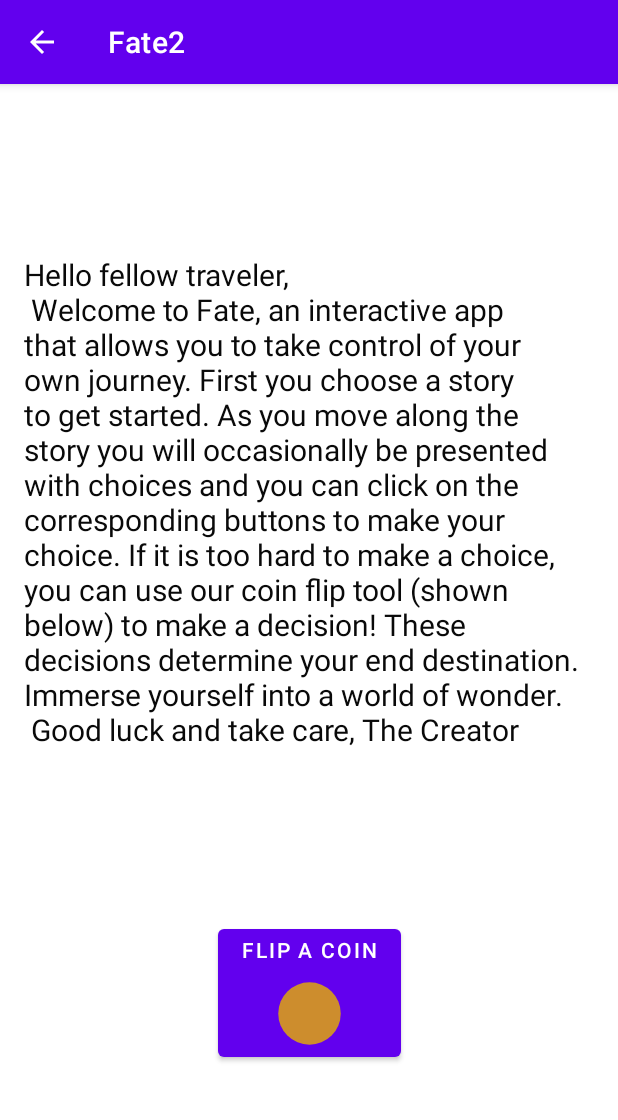
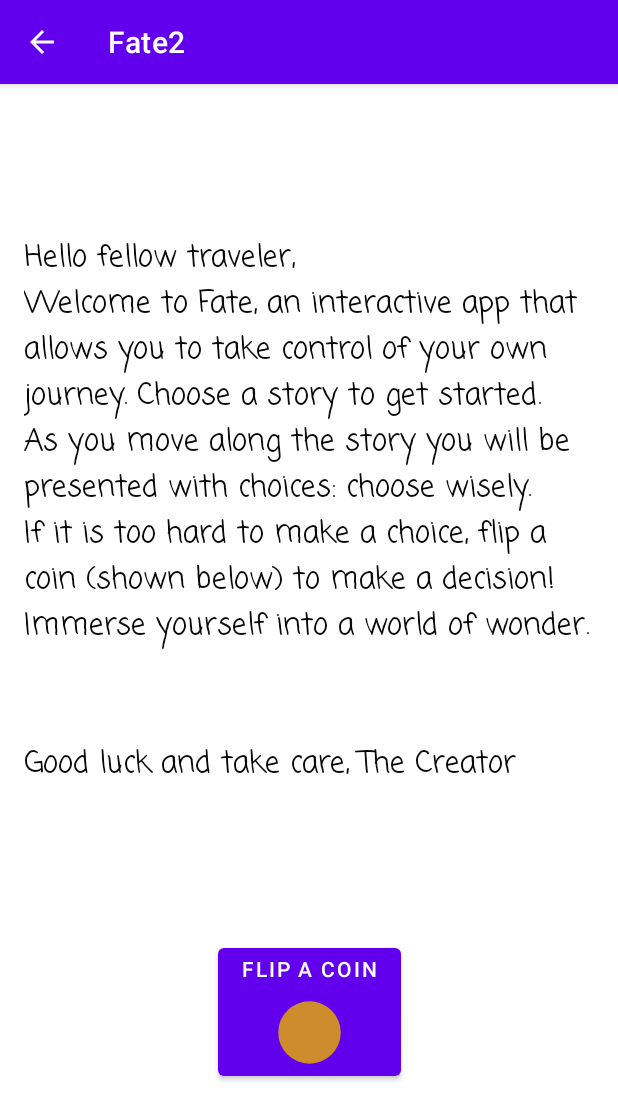
Before and after one commit to MeganNoronha/Fate, an Android app: the InstructionsActivity screen opened directly, with no data from a screen before it, on a phone screen of 412 x 824 dp. Shown: the top 1120 px of the screen. Run offline under Robolectric (Android 15) with nearby library versions, the phone set to English and light mode, and no system bars.

Commit message:
updated font in some areas, can click on scrollable list

```diff
--- a/app/src/main/res/layout/activity_coin_flip.xml
+++ b/app/src/main/res/layout/activity_coin_flip.xml
@@ -16,7 +16,8 @@
         app:layout_constraintTop_toTopOf="parent"
         app:layout_constraintBottom_toTopOf="@+id/coin_image_view"
         android:text="Swipe up to flip the coin and \n decide your fate hehe"
-        android:textSize="20dp"
+        android:fontFamily="casual"
+        android:textSize="20sp"
         />
 
     <ImageView
@@ -38,7 +39,8 @@
         app:layout_constraintStart_toStartOf="parent"
         app:layout_constraintTop_toTopOf="parent"
         android:text="TOP"
-        android:textSize="30dp"
+        android:fontFamily="casual"
+        android:textSize="30sp"
         />
 
 
--- a/app/src/main/res/layout/activity_instructions.xml
+++ b/app/src/main/res/layout/activity_instructions.xml
@@ -16,6 +16,7 @@
         android:textColor="#090909"
         android:textSize="20sp"
         android:text="@string/instructions_text"
+        android:fontFamily="casual"
         app:layout_constraintEnd_toEndOf="parent"
         app:layout_constraintStart_toStartOf="parent"
         app:layout_constraintTop_toTopOf="parent"
--- a/app/src/main/res/layout/activity_start.xml
+++ b/app/src/main/res/layout/activity_start.xml
@@ -37,6 +37,7 @@
         android:layout_width="wrap_content"
         android:layout_height="wrap_content"
         android:text="@string/start"
+        android:fontFamily="casual"
         app:layout_constraintBottom_toBottomOf="@id/instructions_button"
         app:layout_constraintEnd_toEndOf="parent"
         app:layout_constraintStart_toStartOf="parent"
@@ -47,6 +48,7 @@
         android:layout_width="wrap_content"
         android:layout_height="wrap_content"
         android:text="@string/instructions"
+        android:fontFamily="casual"
         app:layout_constraintEnd_toEndOf="parent"
         app:layout_constraintStart_toStartOf="parent"
         app:layout_constraintTop_toBottomOf="@+id/start_button"
--- a/app/src/main/res/layout/fragment_choices.xml
+++ b/app/src/main/res/layout/fragment_choices.xml
@@ -11,6 +11,7 @@
         android:layout_width="wrap_content"
         android:layout_height="wrap_content"
         android:text="Left"
+        android:fontFamily="casual"
         app:layout_constraintBottom_toTopOf="@+id/right_button"
         app:layout_constraintEnd_toEndOf="parent"
         app:layout_constraintHorizontal_bias="0.50"
@@ -21,6 +22,7 @@
         android:layout_width="wrap_content"
         android:layout_height="wrap_content"
         android:text="Right"
+        android:fontFamily="casual"
         app:layout_constraintBottom_toBottomOf="parent"
         app:layout_constraintEnd_toEndOf="parent"
         app:layout_constraintHorizontal_bias="0.50"
@@ -35,6 +37,7 @@
         android:layout_gravity="end|bottom"
         android:src="@drawable/ic_coin"
         android:contentDescription="Click coin to flip"
+        android:fontFamily="casual"
         app:layout_constraintBottom_toBottomOf="parent"
         app:layout_constraintEnd_toEndOf="parent"
         app:tint="@null"
--- a/app/src/main/res/layout/fragment_continue.xml
+++ b/app/src/main/res/layout/fragment_continue.xml
@@ -11,6 +11,7 @@
         android:layout_height="wrap_content"
         android:layout_marginBottom="100dp"
         android:text="@string/continue_button_txt"
+        android:fontFamily="casual"
         app:layout_constraintBottom_toBottomOf="parent"
         app:layout_constraintEnd_toEndOf="parent"
         app:layout_constraintStart_toStartOf="parent" />
--- a/app/src/main/res/layout/fragment_narration_screen.xml
+++ b/app/src/main/res/layout/fragment_narration_screen.xml
@@ -14,6 +14,7 @@
         android:textColor="@color/black"
         android:textAlignment="center"
         android:text=""
+        android:fontFamily="casual"
         app:layout_constraintBottom_toBottomOf="parent"
         app:layout_constraintEnd_toEndOf="parent"
         app:layout_constraintStart_toStartOf="parent"
--- a/app/src/main/res/layout/story_list_item.xml
+++ b/app/src/main/res/layout/story_list_item.xml
@@ -30,6 +30,7 @@
             android:layout_marginHorizontal="8dp"
             android:layout_marginTop="8dp"
             android:text="@string/example_title"
+            android:fontFamily="casual"
             android:textAppearance="@style/TextAppearance.MaterialComponents.Headline6"
             app:layout_constraintStart_toStartOf="parent"
             app:layout_constraintTop_toBottomOf="@id/story_picture" />
@@ -40,6 +41,7 @@
             android:layout_height="wrap_content"
             android:layout_marginTop="16dp"
             android:text="@string/example_genre"
+            android:fontFamily="casual"
             android:textAppearance="@style/TextAppearance.MaterialComponents.Body1"
             app:layout_constraintStart_toStartOf="@id/story_title"
             app:layout_constraintTop_toBottomOf="@id/story_title" />
@@ -51,6 +53,7 @@
             android:layout_marginHorizontal="8dp"
             android:layout_marginTop="8dp"
             android:text="@string/example_desc"
+            android:fontFamily="casual"
             android:textAppearance="@style/TextAppearance.MaterialComponents.Body1"
             app:layout_constraintBottom_toTopOf="@id/story_completion"
             app:layout_constraintStart_toStartOf="parent"
@@ -64,6 +67,7 @@
             android:layout_marginTop="8dp"
             android:layout_marginBottom="8dp"
             android:text="@string/example_completion"
+            android:fontFamily="casual"
             android:textAppearance="@style/TextAppearance.MaterialComponents.Body1"
             app:layout_constraintBottom_toBottomOf="parent"
             app:layout_constraintStart_toStartOf="parent"
--- a/app/src/main/res/values/strings.xml
+++ b/app/src/main/res/values/strings.xml
@@ -7,13 +7,7 @@
     <string name="start">START</string>
     <string name="app_name_capitalized">FATE</string>
     <string name="sign_post_desc">A sign post with two signs pointing in opposite directions</string>
-    <string name="instructions_text">Hello fellow traveler,\n
-        Welcome to Fate, an interactive app that allows you to take control of your own journey. First you choose a story to get started. As
-        you move along the story you will occasionally be presented with choices and you can click
-        on the corresponding buttons to make your choice. If it is too hard to make a choice, you can use
-        our coin flip tool (shown below) to make a decision! These decisions determine your end
-        destination. Immerse yourself into a world of wonder.\n
-        Good luck and take care, The Creator</string>
+    <string name="instructions_text">Hello fellow traveler,\nWelcome to Fate, an interactive app that allows you to take control of your own journey. Choose a story to get started. As you move along the story you will be presented with choices: choose wisely. If it is too hard to make a choice, flip a coin (shown below) to make a decision! Immerse yourself into a world of wonder.\n\n\nGood luck and take care, The Creator</string>
 
     <string name="example_desc">Synopsis: You meet the love of your life one way or other</string>
     <string name="example_genre">Genre: Romance</string>
--- a/build.gradle
+++ b/build.gradle
@@ -1,6 +1,6 @@
 // Top-level build file where you can add configuration options common to all sub-projects/modules.
 plugins {
-    id 'com.android.application' version '7.3.0' apply false
-    id 'com.android.library' version '7.3.0' apply false
+    id 'com.android.application' version '7.3.1' apply false
+    id 'com.android.library' version '7.3.1' apply false
     id 'org.jetbrains.kotlin.android' version '1.7.10' apply false
 }
```
Also changed, not shown: app/src/main/java/com/menaces/fate2/adapter/ItemAdapter.kt (+8 -4 lines).
